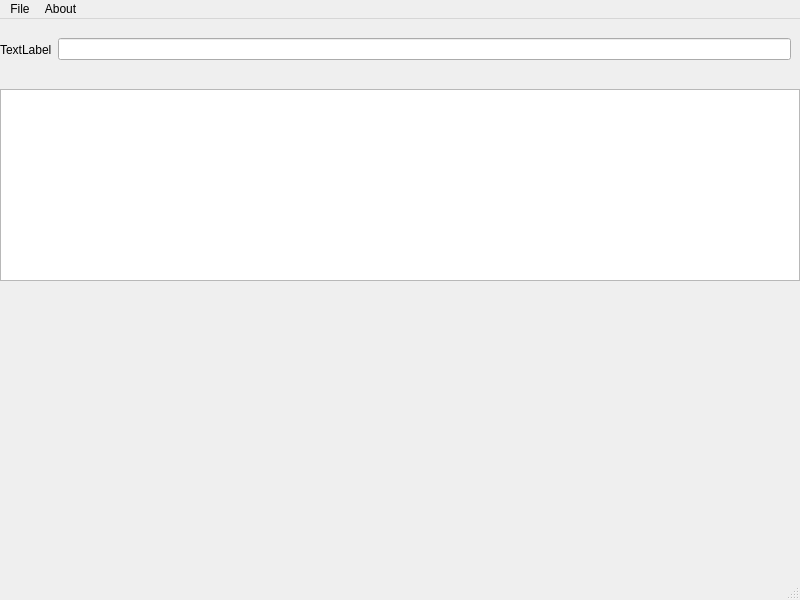
Qt form modules/passwWindow/passw.ui (KryvosheyaIvan/passwSaver) before a commit.
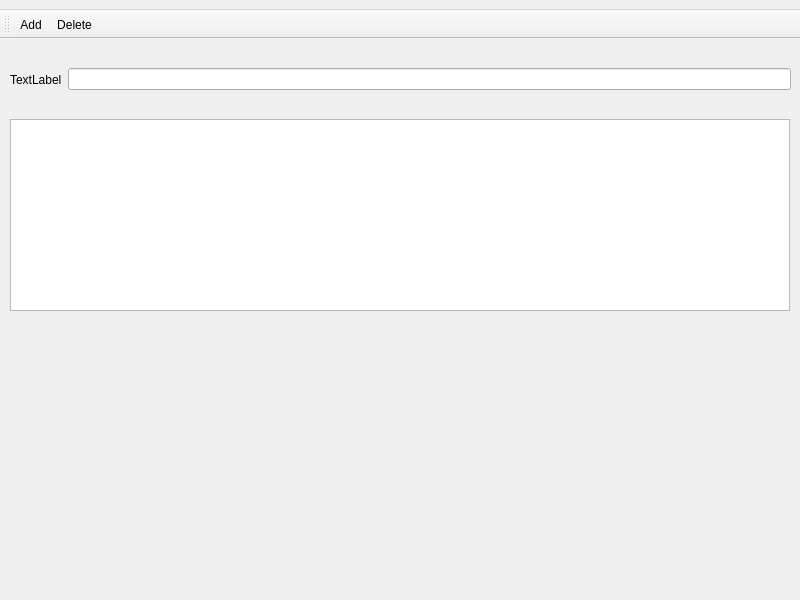
The same form after that commit. Icons and pictures are not drawn.

Patch:
```diff
--- a/modules/passwWindow/passw.ui
+++ b/modules/passwWindow/passw.ui
@@ -35,9 +35,9 @@
    <widget class="QWidget" name="layoutWidget">
     <property name="geometry">
      <rect>
-      <x>0</x>
-      <y>0</y>
-      <width>791</width>
+      <x>10</x>
+      <y>10</y>
+      <width>781</width>
       <height>61</height>
      </rect>
     </property>
@@ -57,15 +57,21 @@
    <widget class="QTableWidget" name="tablePwd">
     <property name="geometry">
      <rect>
-      <x>0</x>
-      <y>70</y>
-      <width>800</width>
+      <x>10</x>
+      <y>80</y>
+      <width>780</width>
       <height>192</height>
      </rect>
     </property>
+    <property name="sizePolicy">
+     <sizepolicy hsizetype="Minimum" vsizetype="Expanding">
+      <horstretch>0</horstretch>
+      <verstretch>0</verstretch>
+     </sizepolicy>
+    </property>
     <property name="minimumSize">
      <size>
-      <width>800</width>
+      <width>580</width>
       <height>0</height>
      </size>
     </property>
@@ -77,7 +83,32 @@
     </property>
    </widget>
   </widget>
-  <widget class="QMenuBar" name="menubar">
+  <widget class="QToolBar" name="toolBar">
+   <property name="sizePolicy">
+    <sizepolicy hsizetype="Minimum" vsizetype="Minimum">
+     <horstretch>0</horstretch>
+     <verstretch>0</verstretch>
+    </sizepolicy>
+   </property>
+   <property name="minimumSize">
+    <size>
+     <width>180</width>
+     <height>10</height>
+    </size>
+   </property>
+   <property name="windowTitle">
+    <string>toolBar</string>
+   </property>
+   <attribute name="toolBarArea">
+    <enum>TopToolBarArea</enum>
+   </attribute>
+   <attribute name="toolBarBreak">
+    <bool>false</bool>
+   </attribute>
+   <addaction name="actionAdd"/>
+   <addaction name="actionDelete"/>
+  </widget>
+  <widget class="QMenuBar" name="menuBar">
    <property name="geometry">
     <rect>
      <x>0</x>
@@ -86,35 +117,35 @@
      <height>22</height>
     </rect>
    </property>
-   <widget class="QMenu" name="menuFile">
-    <property name="title">
-     <string>File</string>
-    </property>
-    <addaction name="separator"/>
-    <addaction name="actionOpen"/>
-    <addaction name="actionClose"/>
-   </widget>
-   <widget class="QMenu" name="menuAbout">
-    <property name="title">
-     <string>About</string>
-    </property>
-   </widget>
-   <addaction name="menuFile"/>
-   <addaction name="menuAbout"/>
+   <property name="sizePolicy">
+    <sizepolicy hsizetype="Minimum" vsizetype="Minimum">
+     <horstretch>0</horstretch>
+     <verstretch>0</verstretch>
+    </sizepolicy>
+   </property>
+   <property name="minimumSize">
+    <size>
+     <width>180</width>
+     <height>10</height>
+    </size>
+   </property>
   </widget>
-  <widget class="QStatusBar" name="statusbar"/>
-  <action name="actionOpen">
+  <action name="actionAdd">
    <property name="icon">
     <iconset resource="../../resource.qrc">
-     <normaloff>:/img/keysApp.png</normaloff>:/img/keysApp.png</iconset>
+     <normaloff>:/img/add.png</normaloff>:/img/add.png</iconset>
    </property>
    <property name="text">
-    <string>Open</string>
+    <string>Add</string>
    </property>
   </action>
-  <action name="actionClose">
+  <action name="actionDelete">
+   <property name="icon">
+    <iconset resource="../../resource.qrc">
+     <normaloff>:/img/delete.png</normaloff>:/img/delete.png</iconset>
+   </property>
    <property name="text">
-    <string>Close</string>
+    <string>Delete</string>
    </property>
   </action>
  </widget>
```
